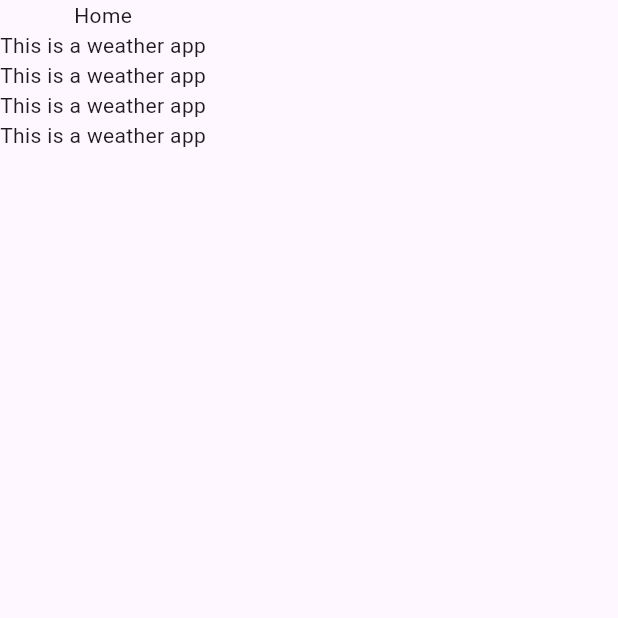
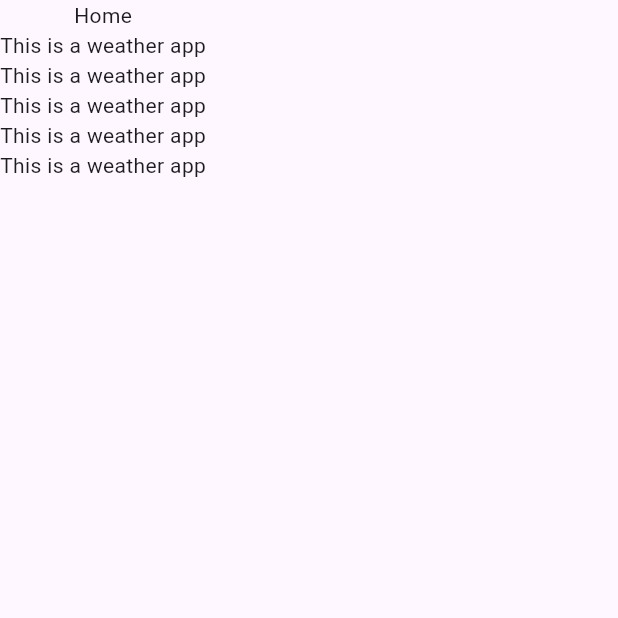
Before and after one commit to NadiaMansha/fluuter_ui_challenge, a Flutter app: the screen it shows after launch, on a phone screen of 412 x 824 dp, the top half of it. Run offline on Flutter 3.47's test engine with Material 2 defaults, Android fonts, the phone set to English and light mode, and no system bars.

Commit message:
changes on apiis branch

```diff
--- a/lib/screens/home.dart
+++ b/lib/screens/home.dart
@@ -17,6 +17,7 @@ class _HomeState extends State<Home> {
       Text('This is a weather app'),
       Text('This is a weather app'),
       Text('This is a weather app'),
+      Text('This is a weather app'),
     ]));
   }
 }
```
